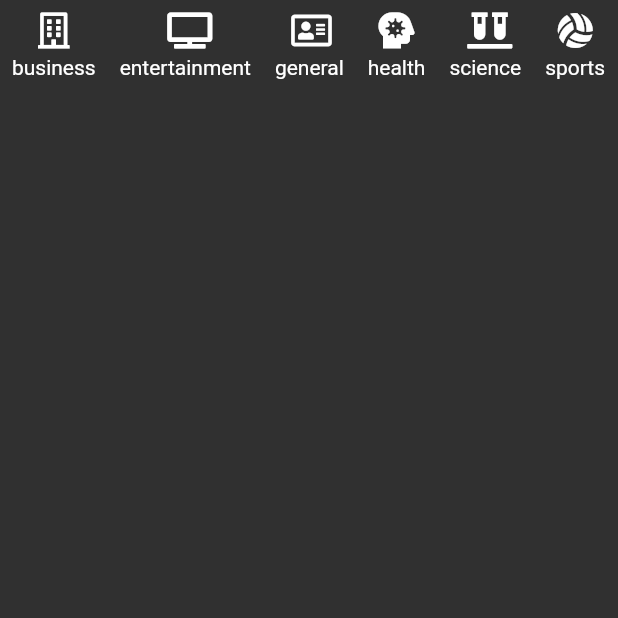
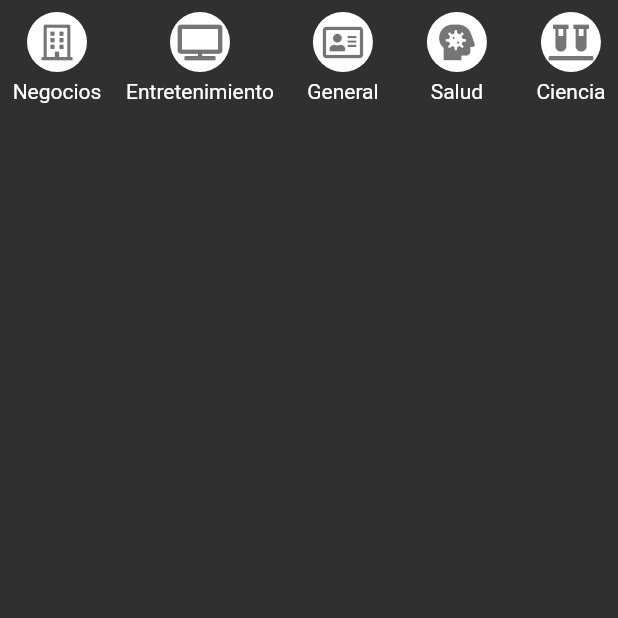
Before and after one commit to CristianX/flutter-noticias-app, a Flutter app: the Tab2Page screen opened directly, on a phone screen of 412 x 824 dp, the top half of it. Run offline on Flutter 3.47's test engine with Material 2 defaults, Android fonts, the phone set to English and light mode, and no system bars; our stand-ins replace font_awesome_flutter; network calls fail.

Commit message:
Diseño final del menú top del tab2_page

```diff
--- a/lib/src/pages/tab2_page.dart
+++ b/lib/src/pages/tab2_page.dart
@@ -1,6 +1,7 @@
 
 
 import 'package:flutter/material.dart';
+import 'package:news_app/src/models/categoria_model.dart';
 
 // Servicios
 import 'package:news_app/src/services/news_service.dart';
@@ -45,13 +46,16 @@ class _ListaCategorias extends StatelessWidget {
       scrollDirection: Axis.horizontal,
       itemCount: categorias.length,
       itemBuilder: (BuildContext context, int index) {
+
+        final nombreCategoria = categorias[index].name;
+
       return Padding(
         padding: EdgeInsets.all(8),
         child: Column(
           children: <Widget>[
-            Icon( categorias[index].icon ),
+            _CategoriaBoton(categorias[index]),
             SizedBox( height: 5 ),
-            Text( categorias[index].name )
+            Text( '${ nombreCategoria[0].toUpperCase() }${ nombreCategoria.substring(1) }' )
           ],
         ),
       );
@@ -59,3 +63,33 @@ class _ListaCategorias extends StatelessWidget {
     );
   }
 }
+
+class _CategoriaBoton extends StatelessWidget {
+
+  final Categoria categoria;
+
+
+  const _CategoriaBoton(this.categoria);
+
+  @override
+  Widget build(BuildContext context) {
+    return GestureDetector(
+      onTap: (){
+        print('${ categoria.name }');
+      },
+      child: Container(
+        width: 40,
+        height: 40,
+        margin: EdgeInsets.symmetric( horizontal: 10 ),
+        decoration: BoxDecoration(
+          shape: BoxShape.circle,
+          color: Colors.white
+        ),
+        child: Icon(
+          categoria.icon,
+          color: Colors.black54,
+        )
+      ),
+    );
+  }
+}
--- a/lib/src/services/news_service.dart
+++ b/lib/src/services/news_service.dart
@@ -24,13 +24,13 @@ class NewsService with ChangeNotifier {
 
   // Listado de categorias
   List<Categoria> categorias = [
-    Categoria( FontAwesomeIcons.building, 'business' ),
-    Categoria( FontAwesomeIcons.tv, 'entertainment' ),
+    Categoria( FontAwesomeIcons.building, 'negocios' ),
+    Categoria( FontAwesomeIcons.tv, 'entretenimiento' ),
     Categoria( FontAwesomeIcons.addressCard, 'general' ),
-    Categoria( FontAwesomeIcons.headSideVirus, 'health' ),
-    Categoria( FontAwesomeIcons.vials, 'science' ),
-    Categoria( FontAwesomeIcons.volleyballBall, 'sports' ),
-    Categoria( FontAwesomeIcons.memory, 'technology' ),
+    Categoria( FontAwesomeIcons.headSideVirus, 'salud' ),
+    Categoria( FontAwesomeIcons.vials, 'ciencia' ),
+    Categoria( FontAwesomeIcons.volleyballBall, 'deportes' ),
+    Categoria( FontAwesomeIcons.memory, 'tecnología' ),
   ];
 
   NewsService() {
```
